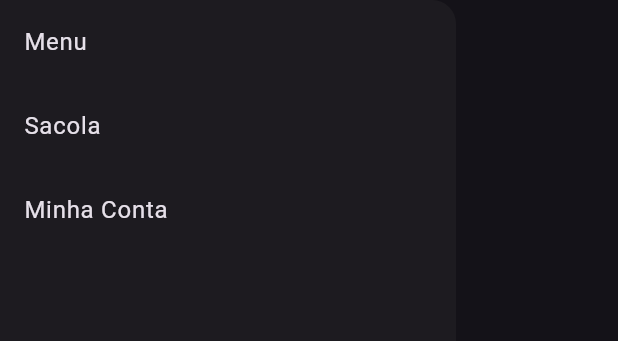
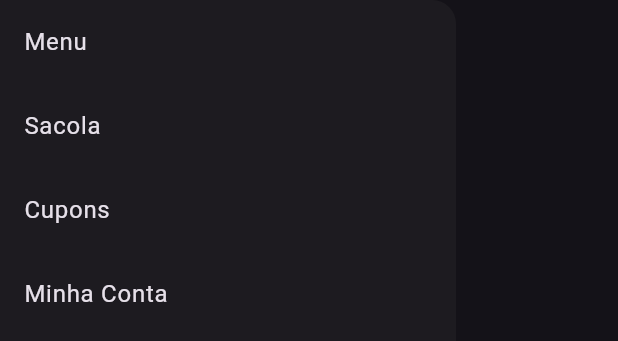
Before and after one commit to LucasDavid80/tech-taste, a Flutter app: what getDrawer() shows on an empty page, opened directly, on a phone screen of 412 x 824 dp. Shown: the top 341 px of the screen. Run offline on Flutter 3.47's test engine with Material 3 defaults, Android fonts, the phone set to English and light mode, and no system bars; our stand-ins replace badges.

Commit message:
feat(drawer): adicionando espaço para cupons

```diff
--- a/lib/ui/_core/widgets/drawer.dart
+++ b/lib/ui/_core/widgets/drawer.dart
@@ -19,14 +19,12 @@ Drawer getDrawer(BuildContext context) {
         // ),
         ListTile(
           selectedColor: Color(0xFFFFA559),
-          // leading: Icon(Icons.menu),
           title: Text('Menu'),
           onTap: () {
             Navigator.pop(context);
           },
         ),
         ListTile(
-          // leading: Icon(Icons.shopping_basket),
           title: Text('Sacola'),
           onTap: () {
             Navigator.push(
@@ -40,7 +38,12 @@ Drawer getDrawer(BuildContext context) {
           },
         ),
         ListTile(
-          // leading: Icon(Icons.person),
+          title: Text('Cupons'),
+          onTap: () {
+            Navigator.pop(context);
+          },
+        ),
+        ListTile(
           title: Text('Minha Conta'),
           onTap: () {
             Navigator.pop(context);
```
